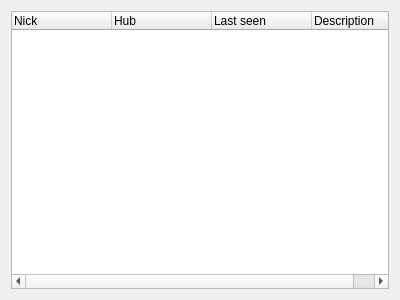
eiskaltdcpp/eiskaltdcpp, file eiskaltdcpp/ui/UIFavoriteUsers.ui: the form before one commit.
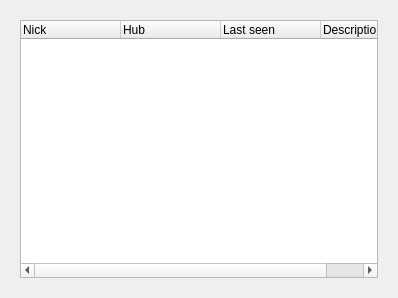
The form after the commit.

Commit message: autodownload file groups in search frame

What changed in the file:
```diff
--- a/eiskaltdcpp/ui/UIFavoriteUsers.ui
+++ b/eiskaltdcpp/ui/UIFavoriteUsers.ui
@@ -6,8 +6,8 @@
    <rect>
     <x>0</x>
     <y>0</y>
-    <width>400</width>
-    <height>300</height>
+    <width>398</width>
+    <height>298</height>
    </rect>
   </property>
   <property name="windowTitle">
@@ -15,7 +15,25 @@
   </property>
   <layout class="QGridLayout" name="gridLayout">
    <item row="0" column="0">
+    <widget class="QFrame" name="frame">
+     <property name="frameShape">
+      <enum>QFrame::NoFrame</enum>
+     </property>
+     <property name="frameShadow">
+      <enum>QFrame::Raised</enum>
+     </property>
+     <layout class="QGridLayout" name="gridLayout_2">
+      <item row="0" column="0">
     <widget class="QTreeWidget" name="treeWidget">
+        <property name="frameShape">
+         <enum>QFrame::StyledPanel</enum>
+        </property>
+        <property name="frameShadow">
+         <enum>QFrame::Raised</enum>
+        </property>
+        <property name="lineWidth">
+         <number>1</number>
+        </property>
      <property name="editTriggers">
       <set>QAbstractItemView::NoEditTriggers</set>
      </property>
@@ -51,6 +69,9 @@
        <string>Description</string>
       </property>
      </column>
+       </widget>
+      </item>
+     </layout>
     </widget>
    </item>
   </layout>
```
Left out of the diff: 6 changed lines with no effect on the pictures. Lines whose indentation alone changed are shown as unchanged. The commit also changes 3 other files.
